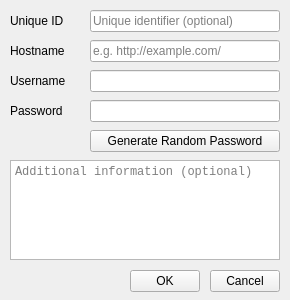
Qt form newaccount.ui (cixtor/quickpass) before a commit.
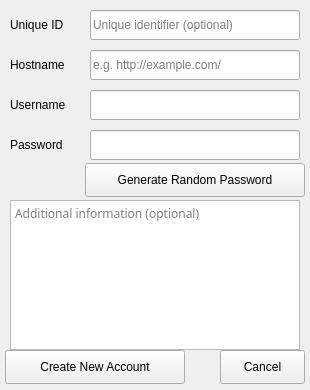
The same form after that commit.

Commit message: Fix layout for the account generator UI on macOS

What changed in the file:
```diff
--- a/newaccount.ui
+++ b/newaccount.ui
@@ -6,20 +6,20 @@
    <rect>
     <x>0</x>
     <y>0</y>
-    <width>290</width>
-    <height>300</height>
+    <width>310</width>
+    <height>390</height>
    </rect>
   </property>
   <property name="minimumSize">
    <size>
-    <width>290</width>
-    <height>300</height>
+    <width>310</width>
+    <height>390</height>
    </size>
   </property>
   <property name="maximumSize">
    <size>
-    <width>290</width>
-    <height>300</height>
+    <width>310</width>
+    <height>390</height>
    </size>
   </property>
   <property name="windowTitle">
@@ -31,7 +31,7 @@
      <x>10</x>
      <y>10</y>
      <width>80</width>
-     <height>22</height>
+     <height>30</height>
     </rect>
    </property>
    <property name="text">
@@ -43,8 +43,8 @@
     <rect>
      <x>90</x>
      <y>10</y>
-     <width>190</width>
-     <height>22</height>
+     <width>210</width>
+     <height>30</height>
     </rect>
    </property>
    <property name="placeholderText">
@@ -55,9 +55,9 @@
    <property name="geometry">
     <rect>
      <x>10</x>
-     <y>40</y>
+     <y>50</y>
      <width>80</width>
-     <height>22</height>
+     <height>30</height>
     </rect>
    </property>
    <property name="text">
@@ -68,9 +68,9 @@
    <property name="geometry">
     <rect>
      <x>90</x>
-     <y>40</y>
-     <width>190</width>
-     <height>22</height>
+     <y>50</y>
+     <width>210</width>
+     <height>30</height>
     </rect>
    </property>
    <property name="placeholderText">
@@ -81,9 +81,9 @@
    <property name="geometry">
     <rect>
      <x>10</x>
-     <y>70</y>
+     <y>90</y>
      <width>80</width>
-     <height>22</height>
+     <height>30</height>
     </rect>
    </property>
    <property name="text">
@@ -94,9 +94,9 @@
    <property name="geometry">
     <rect>
      <x>90</x>
-     <y>70</y>
-     <width>190</width>
-     <height>22</height>
+     <y>90</y>
+     <width>210</width>
+     <height>30</height>
     </rect>
    </property>
   </widget>
@@ -104,9 +104,9 @@
    <property name="geometry">
     <rect>
      <x>10</x>
-     <y>100</y>
+     <y>130</y>
      <width>80</width>
-     <height>22</height>
+     <height>30</height>
     </rect>
    </property>
    <property name="text">
@@ -117,19 +117,24 @@
    <property name="geometry">
     <rect>
      <x>90</x>
-     <y>100</y>
-     <width>190</width>
-     <height>22</height>
+     <y>130</y>
+     <width>210</width>
+     <height>30</height>
     </rect>
    </property>
+   <property name="font">
+    <font>
+     <family>Menlo, Monaco, monospace, serif</family>
+    </font>
+   </property>
   </widget>
   <widget class="QPushButton" name="generatePasswordBtn">
    <property name="geometry">
     <rect>
-     <x>90</x>
-     <y>130</y>
-     <width>190</width>
-     <height>22</height>
+     <x>85</x>
+     <y>163</y>
+     <width>220</width>
+     <height>34</height>
     </rect>
    </property>
    <property name="text">
@@ -140,14 +145,14 @@
    <property name="geometry">
     <rect>
      <x>10</x>
-     <y>160</y>
-     <width>270</width>
-     <height>100</height>
+     <y>200</y>
+     <width>290</width>
+     <height>150</height>
     </rect>
    </property>
    <property name="font">
     <font>
-     <family>Monospace</family>
+     <family>Menlo, Monaco, monospace, serif</family>
     </font>
    </property>
    <property name="placeholderText">
@@ -157,23 +162,23 @@
   <widget class="QPushButton" name="accountAcceptedBtn">
    <property name="geometry">
     <rect>
-     <x>130</x>
-     <y>270</y>
-     <width>70</width>
-     <height>22</height>
+     <x>5</x>
+     <y>350</y>
+     <width>180</width>
+     <height>34</height>
     </rect>
    </property>
    <property name="text">
-    <string>OK</string>
+    <string>Create New Account</string>
    </property>
   </widget>
   <widget class="QPushButton" name="accountRejectedBtn">
    <property name="geometry">
     <rect>
-     <x>210</x>
-     <y>270</y>
-     <width>70</width>
-     <height>22</height>
+     <x>220</x>
+     <y>350</y>
+     <width>85</width>
+     <height>34</height>
     </rect>
    </property>
    <property name="text">
```
Left out of the diff: 2 changed lines with no effect on the pictures.
